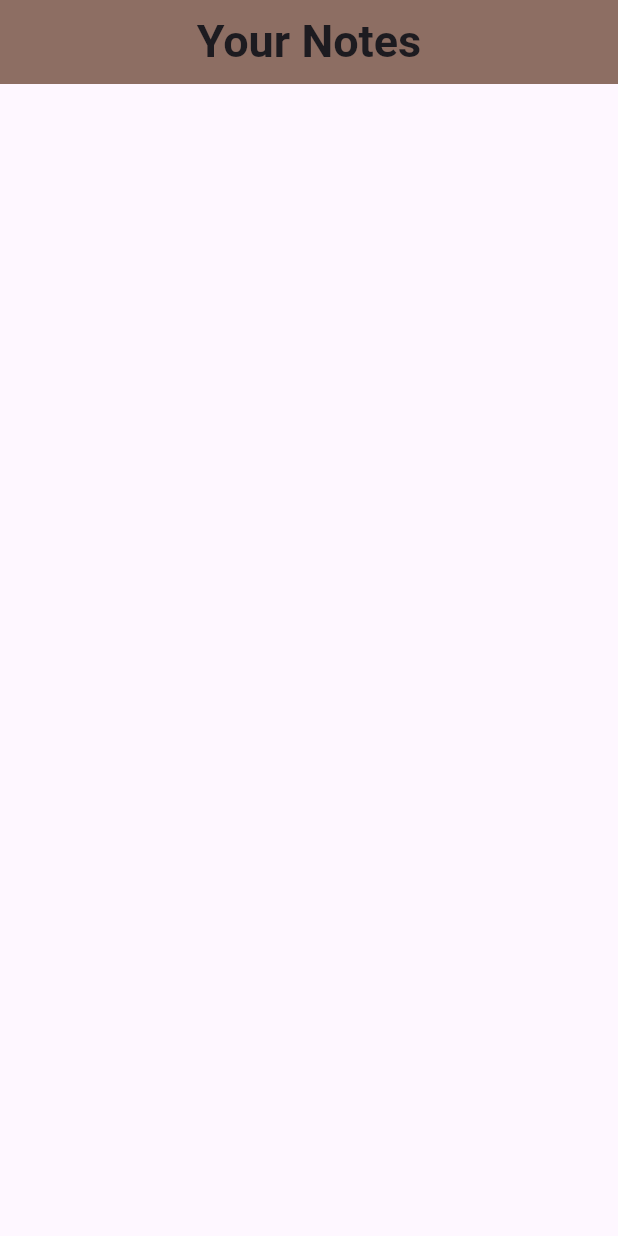
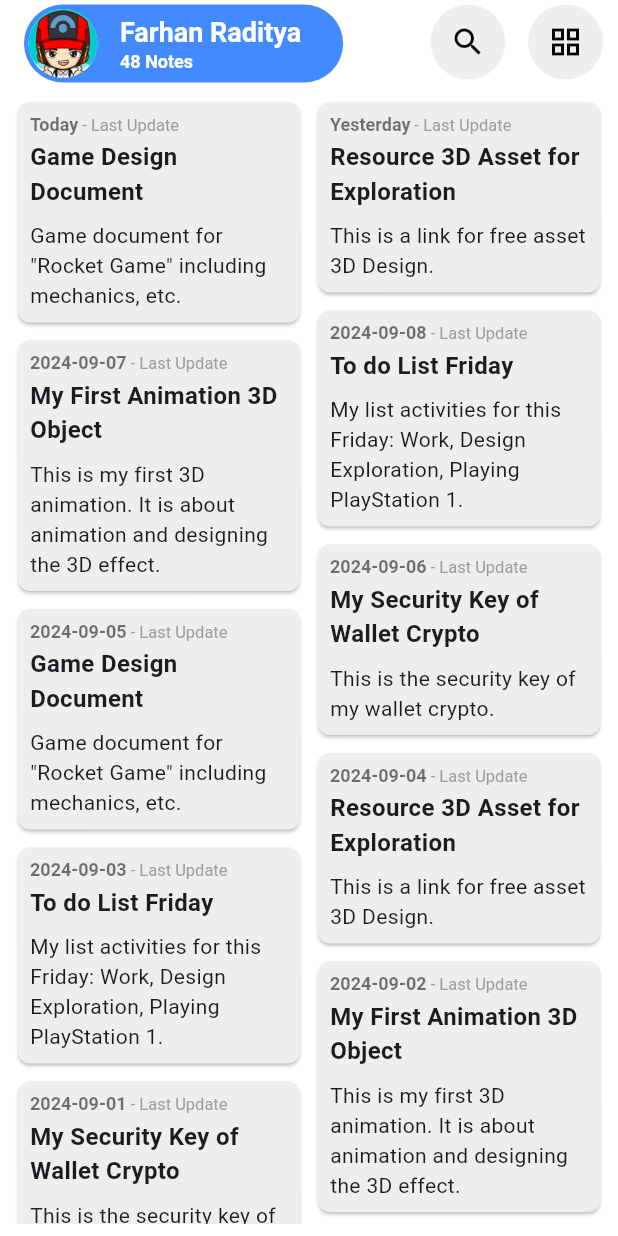
Before and after one commit to sibobbbbbb/notes_app, a Flutter app: the screen it shows after launch, on a phone screen of 412 x 824 dp. Run offline on Flutter 3.47's test engine with Material 3 defaults, Android fonts, the phone set to English and light mode, and no system bars.

Commit message:
feat : display notes in home page

```diff
--- /dev/null
+++ b/lib/components/home/actions_appbar_home.dart
@@ -0,0 +1,36 @@
+import 'package:flutter/material.dart';
+
+List<Widget> actionsAppbarHome() {
+  return <Widget>[
+    Container(
+      padding: const EdgeInsets.all(1),
+      decoration: BoxDecoration(
+        shape: BoxShape.circle,
+        color: Colors.grey[200],
+      ),
+      child: IconButton(
+        color: Colors.black,
+        icon: const Icon(Icons.search),
+        onPressed: () {
+          print('Search');
+        },
+      ),
+    ),
+    const SizedBox(width: 15),
+    Container(
+      padding: const EdgeInsets.all(1),
+      decoration: BoxDecoration(
+        shape: BoxShape.circle,
+        color: Colors.grey[200],
+      ),
+      child: IconButton(
+        color: Colors.black,
+        icon: const Icon(Icons.grid_view),
+        onPressed: () {
+          print('More');
+        },
+      ),
+    ),
+    const SizedBox(width: 10),
+  ];
+}
--- /dev/null
+++ b/lib/components/home/body_home.dart
@@ -0,0 +1,167 @@
+import 'dart:math';
+
+import 'package:flutter/material.dart';
+import 'package:flutter_staggered_grid_view/flutter_staggered_grid_view.dart';
+import 'package:intl/intl.dart';
+
+String getFormattedDate(int daysAgo) {
+  final now = DateTime.now();
+  final date = now.subtract(Duration(days: daysAgo));
+  if (daysAgo == 0) return 'Today';
+  if (daysAgo == 1) return 'Yesterday';
+  return DateFormat('yyyy-MM-dd').format(date);
+}
+
+void addRandomIsPinned(List<Map<String, dynamic>> notes) {
+  final random = Random();
+  for (var note in notes) {
+    note['isPinned'] = random.nextBool();
+  }
+}
+
+final List<Map<String, dynamic>> notes = [
+  {
+    'title': 'Game Design Document',
+    'description': 'Game document for "Rocket Game" including mechanics, etc.',
+    'lastUpdate': getFormattedDate(0),
+  },
+  {
+    'title': 'Resource 3D Asset for Exploration',
+    'description': 'This is a link for free asset 3D Design.',
+    'lastUpdate': getFormattedDate(1),
+  },
+  {
+    'title': 'To do List Friday',
+    'description': 'My list activities for this Friday: Work, Design Exploration, Playing PlayStation 1.',
+    'lastUpdate': getFormattedDate(2),
+  },
+  {
+    'title': 'My First Animation 3D Object',
+    'description': 'This is my first 3D animation. It is about animation and designing the 3D effect.',
+    'lastUpdate': getFormattedDate(3),
+  },
+  {
+    'title': 'My Security Key of Wallet Crypto',
+    'description': 'This is the security key of my wallet crypto.',
+    'lastUpdate': getFormattedDate(4),
+  },
+  {
+    'title': 'Game Design Document',
+    'description': 'Game document for "Rocket Game" including mechanics, etc.',
+    'lastUpdate': getFormattedDate(5),
+  },
+  {
+    'title': 'Resource 3D Asset for Exploration',
+    'description': 'This is a link for free asset 3D Design.',
+    'lastUpdate': getFormattedDate(6),
+  },
+  {
+    'title': 'To do List Friday',
+    'description': 'My list activities for this Friday: Work, Design Exploration, Playing PlayStation 1.',
+    'lastUpdate': getFormattedDate(7),
+  },
+  {
+    'title': 'My First Animation 3D Object',
+    'description': 'This is my first 3D animation. It is about animation and designing the 3D effect.',
+    'lastUpdate': getFormattedDate(8),
+  },
+  {
+    'title': 'My Security Key of Wallet Crypto',
+    'description': 'This is the security key of my wallet crypto.',
+    'lastUpdate': getFormattedDate(9),
+  },
+  {
+    'title': 'My First Animation 3D Object',
+    'description': 'This is my first 3D animation. It is about animation and designing the 3D effect.',
+    'lastUpdate': getFormattedDate(10),
+  },
+  {
+    'title': 'My Security Key of Wallet Crypto',
+    'description': 'This is the security key of my wallet crypto.',
+    'lastUpdate': getFormattedDate(11),
+  },
+  {
+    'title': 'To do List Friday',
+    'description': 'My list activities for this Friday: Work, Design Exploration, Playing PlayStation 1.',
+    'lastUpdate': getFormattedDate(12),
+  },
+  {
+    'title': 'My First Animation 3D Object',
+    'description': 'This is my first 3D animation. It is about animation and designing the 3D effect.',
+    'lastUpdate': getFormattedDate(13),
+  },
+  {
+    'title': 'My Security Key of Wallet Crypto',
+    'description': 'This is the security key of my wallet crypto.',
+    'lastUpdate': getFormattedDate(14),
+  },
+  {
+    'title': 'My First Animation 3D Object',
+    'description': 'This is my first 3D animation. It is about animation and designing the 3D effect.',
+    'lastUpdate': getFormattedDate(15),
+  },
+  {
+    'title': 'My Security Key of Wallet Crypto',
+    'description': 'This is the security key of my wallet crypto.',
+    'lastUpdate': getFormattedDate(16),
+  },
+];
+
+Widget bodyHome() {
+  return Padding(
+    padding: const EdgeInsets.all(8.0),
+    child: MasonryGridView.count(
+      crossAxisCount: 2,
+      mainAxisSpacing: 4,
+      crossAxisSpacing: 4,
+      itemCount: notes.length,
+      itemBuilder: (context, index) {
+        return Card(
+          color: Colors.grey[200],
+          shape: RoundedRectangleBorder(
+            borderRadius: BorderRadius.circular(8),
+          ),
+          child: Padding(
+            padding: const EdgeInsets.all(8.0),
+            child: Column(
+              crossAxisAlignment: CrossAxisAlignment.start,
+              children: [
+                RichText(
+                  text: TextSpan(
+                    children: [
+                      TextSpan(
+                        text: notes[index]['lastUpdate']!,
+                        style: const TextStyle(
+                          fontSize: 12,
+                          color: Colors.black54,
+                          fontWeight: FontWeight.bold,
+                        ),
+                      ),
+                      const TextSpan(
+                        text: ' - Last Update',
+                        style: TextStyle(
+                          fontSize: 11,
+                          color: Colors.grey,
+                        ),
+                      ),
+                    ],
+                  ),
+                ),
+                const SizedBox(height: 3),
+                Text(
+                  notes[index]['title']!,
+                  style: const TextStyle(
+                    fontWeight: FontWeight.bold,
+                    fontSize: 16,
+                  ),
+                ),
+                const SizedBox(height: 8),
+                Text(notes[index]['description']!),
+              ],
+            ),
+          ),
+        );
+      },
+    ),
+  );
+}
--- /dev/null
+++ b/lib/components/home/title_appbar_home.dart
@@ -0,0 +1,49 @@
+import 'package:flutter/material.dart';
+
+Widget titleAppbarHome() {
+  return Padding(
+    padding: const EdgeInsets.only(top: 2),
+    child: Row(
+      children: [
+        Container(
+          padding: const EdgeInsets.all(3),
+          decoration: BoxDecoration(
+            color: Colors.blueAccent,
+            borderRadius: BorderRadius.circular(50),
+          ),
+          child: const Row(
+            children: [
+              CircleAvatar(
+                radius: 23,
+                backgroundImage: AssetImage('assets/images/SiBoB.png'),
+              ),
+              SizedBox(width: 15),
+              Column(
+                crossAxisAlignment: CrossAxisAlignment.start,
+                children: [
+                  Text(
+                    'Farhan Raditya',
+                    style: TextStyle(
+                      color: Colors.white,
+                      fontSize: 18,
+                      fontWeight: FontWeight.bold,
+                    ),
+                  ),
+                  Text(
+                    '48 Notes',
+                    style: TextStyle(
+                      color: Colors.white,
+                      fontSize: 12,
+                      fontWeight: FontWeight.bold,
+                    ),
+                  ),
+                ],
+              ),
+              SizedBox(width: 25),
+            ],
+          ),
+        ),
+      ],
+    ),
+  );
+}
--- a/lib/main.dart
+++ b/lib/main.dart
@@ -11,6 +11,7 @@ class MyApp extends StatelessWidget {
   @override
   Widget build(BuildContext context) {
     return const MaterialApp(
+      debugShowCheckedModeBanner: false,
       home: Home(),
     );
   }
--- a/lib/pages/home.dart
+++ b/lib/pages/home.dart
@@ -1,5 +1,9 @@
-
 import 'package:flutter/material.dart';
+import 'package:flutter/services.dart';
+import 'package:flutter_staggered_grid_view/flutter_staggered_grid_view.dart';
+import 'package:notes_app/components/home/body_home.dart';
+import '../components/home/title_appbar_home.dart';
+import '../components/home/actions_appbar_home.dart';
 
 class Home extends StatelessWidget {
   const Home({super.key});
@@ -7,17 +11,15 @@ class Home extends StatelessWidget {
   @override
   Widget build(BuildContext context) {
     return Scaffold(
+      backgroundColor: Colors.white,
       appBar: AppBar(
-        backgroundColor: Colors.brown.shade400,
-        title: const Text(
-          'Your Notes',
-          style: TextStyle(
-              fontSize: 30,
-              fontWeight: FontWeight.bold
-          ),
-        ),
-        centerTitle: true,
+        elevation: 0,
+        backgroundColor: Colors.white,
+        title: titleAppbarHome(),
+        actions: actionsAppbarHome(),
+        systemOverlayStyle: SystemUiOverlayStyle.light,
       ),
+      body: bodyHome(),
     );
   }
 }
```
Also changed, not shown: pubspec.yaml (+10 -12 lines), assets/images/SiBoB.png (added), pubspec.lock.
